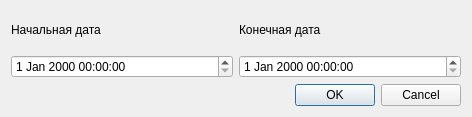
This is src/ChronoLineDemo/dialogaeddaterange.ui in DarkHobbit/chronoline as Qt 5 draws it before an edit. The edited form follows.
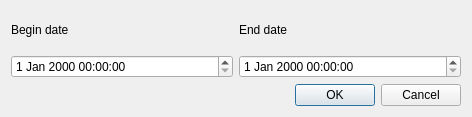
This is the edited form.

```diff
--- a/src/ChronoLineDemo/dialogaeddaterange.ui
+++ b/src/ChronoLineDemo/dialogaeddaterange.ui
@@ -19,14 +19,14 @@
      <item row="0" column="0">
       <widget class="QLabel" name="lbMinDate">
        <property name="text">
-        <string>Начальная дата</string>
+        <string>Begin date</string>
        </property>
       </widget>
      </item>
      <item row="0" column="1">
       <widget class="QLabel" name="lbMaxDate">
        <property name="text">
-        <string>Конечная дата</string>
+        <string>End date</string>
        </property>
       </widget>
      </item>
```
